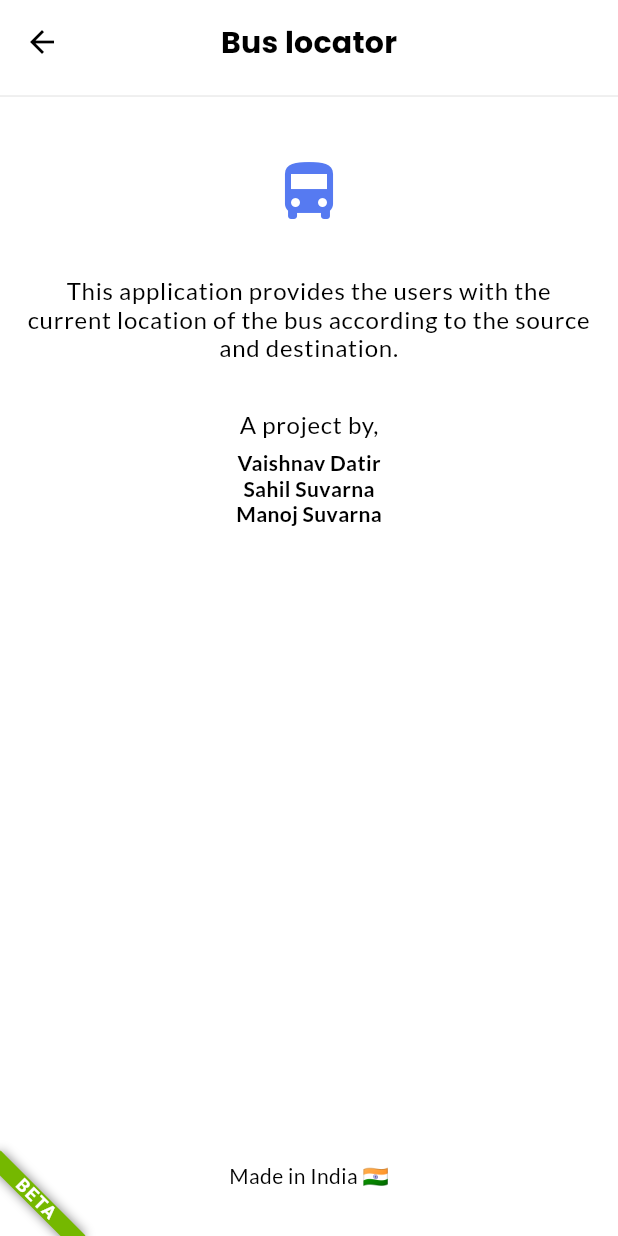
After one commit to VaishnavDatir/busTracking_app, a Flutter app: the AboutView screen opened by its route, on a phone screen of 412 x 824 dp. The commit adds this screen. Run offline on Flutter 3.47's test engine with Material 2 defaults, Android fonts, the phone set to English and light mode, and no system bars; our stand-ins replace carousel_slider, flutter_map, geolocator, google_fonts, latlong2 and 4 more; missing offline and left inert: dart:ffi, flutter_background; accounts and stored records are empty.

Commit message:
Added about screen and some minnor fixes

```diff
--- a/lib/app/app.dart
+++ b/lib/app/app.dart
@@ -1,4 +1,4 @@
-import '../views/home/homescreen.dart';
+import 'package:BusTracking_App/views/about/about_view.dart';
 import 'package:stacked/stacked_annotations.dart';
 import 'package:stacked_services/stacked_services.dart';
 
@@ -19,11 +19,13 @@ import '../core/services/location_service.dart';
 import '../core/services/sharedprefs_service.dart';
 import '../core/services/user_service.dart';
 import '../core/stream_socket.dart';
+import '../views/home/homescreen.dart';
 
 @StackedApp(routes: [
   MaterialRoute(page: HomeScreen, initial: true),
   MaterialRoute(page: SigninScreen),
   MaterialRoute(page: SignUpScreen),
+  MaterialRoute(page: AboutView),
 
 /* <--------- Passenger Screens--------------> */
 
--- a/lib/app/app.router.dart
+++ b/lib/app/app.router.dart
@@ -8,7 +8,9 @@
 
 import 'package:flutter/material.dart';
 import 'package:stacked/stacked.dart';
+import 'package:stacked/stacked_annotations.dart';
 
+import '../views/about/about_view.dart';
 import '../views/add_bus/addBus_screen.dart';
 import '../views/add_stop/add_stop_screen.dart';
 import '../views/bus_detail/bus_detail_screenn.dart';
@@ -25,6 +27,7 @@ class Routes {
   static const String homeScreen = '/';
   static const String signinScreen = '/signin-screen';
   static const String signUpScreen = '/sign-up-screen';
+  static const String aboutView = '/about-view';
   static const String passengerHomeScreen = '/passenger-home-screen';
   static const String driverHomeScreen = '/driver-home-screen';
   static const String stopSearchScreen = '/stop-search-screen';
@@ -37,6 +40,7 @@ class Routes {
     homeScreen,
     signinScreen,
     signUpScreen,
+    aboutView,
     passengerHomeScreen,
     driverHomeScreen,
     stopSearchScreen,
@@ -55,6 +59,7 @@ class StackedRouter extends RouterBase {
     RouteDef(Routes.homeScreen, page: HomeScreen),
     RouteDef(Routes.signinScreen, page: SigninScreen),
     RouteDef(Routes.signUpScreen, page: SignUpScreen),
+    RouteDef(Routes.aboutView, page: AboutView),
     RouteDef(Routes.passengerHomeScreen, page: PassengerHomeScreen),
     RouteDef(Routes.driverHomeScreen, page: DriverHomeScreen),
     RouteDef(Routes.stopSearchScreen, page: StopSearchScreen),
@@ -82,6 +87,12 @@ class StackedRouter extends RouterBase {
     SignUpScreen: (data) {
       return MaterialPageRoute<dynamic>(
         builder: (context) => SignUpScreen(),
+        settings: data,
+      );
+    },
+    AboutView: (data) {
+      return MaterialPageRoute<dynamic>(
+        builder: (context) => const AboutView(),
         settings: data,
       );
     },
--- a/lib/core/services/api/endpoints.dart
+++ b/lib/core/services/api/endpoints.dart
@@ -4,9 +4,9 @@ class Endpoints {
   // static const String herokuServerUrl = "10.0.2.2:<port on which server is running>";
   //For real device user=:<ipAddress>:<port on which server is running>
 
-  static const bool isDev = true;
+  static const bool isDev = false;
 
-  static const String localhost = "192.168.230.176:8080";
+  static const String localhost = "192.168.196.176:8080";
   static const String localhostHttp = "http://$localhost";
 
   static const String herokuServer = "bus-tracking-app.herokuapp.com";
--- a/lib/core/services/location_service.dart
+++ b/lib/core/services/location_service.dart
@@ -2,14 +2,15 @@
 
 import 'dart:async';
 
+import 'package:BusTracking_App/core/constants.dart';
+import 'package:flutter_background/flutter_background.dart';
 import 'package:geolocator/geolocator.dart';
-import 'package:flutter_background/flutter_background.dart';
 
 import '../service_import.dart';
 
 class LocationService extends ServiceImport {
   final androidConfig = FlutterBackgroundAndroidConfig(
-    notificationTitle: "Bus locator",
+    notificationTitle: Constants.appName,
     notificationText: "Sharing location in background",
     notificationImportance: AndroidNotificationImportance.Default,
     notificationIcon: AndroidResource(
--- /dev/null
+++ b/lib/views/about/about_view.dart
@@ -0,0 +1,81 @@
+import 'package:BusTracking_App/core/constants.dart';
+import 'package:BusTracking_App/theme/colors.dart';
+import 'package:BusTracking_App/theme/dimensions.dart';
+import 'package:BusTracking_App/theme/themes.dart';
+import 'package:flutter/material.dart';
+
+class AboutView extends StatelessWidget {
+  const AboutView({Key? key}) : super(key: key);
+
+  @override
+  Widget build(BuildContext context) {
+    return Scaffold(
+      appBar: AppBar(
+        title: Text(
+          Constants.appName,
+          style: appTheme.primaryTextTheme.headline6!
+              .copyWith(fontWeight: FontWeight.bold),
+        ),
+        centerTitle: true,
+      ),
+      body: Column(
+        children: [
+          Divider(),
+          SizedBox(
+            height: kXXLSpace,
+          ),
+          Icon(
+            Icons.directions_bus,
+            color: kPrimaryColor,
+            size: kLargeIconSize,
+          ),
+          SizedBox(
+            height: kXXLSpace,
+          ),
+          Padding(
+            padding: EdgeInsets.symmetric(horizontal: kLargeSpace),
+            child: Text(
+              "This application provides the users with the current location of the bus according to the source and destination.",
+              style: appTheme.textTheme.bodyText1,
+              textAlign: TextAlign.center,
+            ),
+          ),
+          SizedBox(
+            height: kXXLSpace,
+          ),
+          Text(
+            "A project by,",
+            style: appTheme.textTheme.bodyText1,
+          ),
+          SizedBox(
+            height: kMediumSpace,
+          ),
+          Text(
+            "Vaishnav Datir",
+            style: appTheme.textTheme.bodyText2!
+                .copyWith(fontWeight: FontWeight.bold),
+          ),
+          Text(
+            "Sahil Suvarna",
+            style: appTheme.textTheme.bodyText2!
+                .copyWith(fontWeight: FontWeight.bold),
+          ),
+          Text(
+            "Manoj Suvarna",
+            style: appTheme.textTheme.bodyText2!
+                .copyWith(fontWeight: FontWeight.bold),
+          ),
+          Spacer(),
+          Text(
+            "Made in India 🇮🇳",
+            style: appTheme.textTheme.bodyText2,
+            // textAlign: TextAlign.center,
+          ),
+          SizedBox(
+            height: kXXLSpace,
+          ),
+        ],
+      ),
+    );
+  }
+}
--- /dev/null
+++ b/lib/views/components/betaBanner.dart
@@ -0,0 +1,24 @@
+import 'package:flutter/material.dart';
+
+import '../../theme/colors.dart';
+
+class BetaBanner extends StatelessWidget {
+  final Widget child;
+  const BetaBanner({Key? key, required this.child}) : super(key: key);
+
+  @override
+  Widget build(BuildContext context) {
+    return Directionality(
+      textDirection: TextDirection.ltr,
+      child: Banner(
+        child: child,
+        location: BannerLocation.bottomStart,
+        message: 'BETA',
+        color: kSuccessGreen,
+        textStyle: TextStyle(
+            fontWeight: FontWeight.w700, fontSize: 12.0, letterSpacing: 1.0),
+        textDirection: TextDirection.ltr,
+      ),
+    );
+  }
+}
--- a/lib/views/driver_screens/driver_home/driverHome_viewmodel.dart
+++ b/lib/views/driver_screens/driver_home/driverHome_viewmodel.dart
@@ -175,4 +175,8 @@ class DriverHomeViewModel extends StreamViewModel with ServiceImport {
 
     controller.forward();
   }
+
+  handleAboutTap() {
+    navigationService.navigateTo(Routes.aboutView);
+  }
 }
--- a/lib/views/home/home_viewmodel.dart
+++ b/lib/views/home/home_viewmodel.dart
@@ -1,6 +1,6 @@
-import '../../app/app.router.dart';
 import 'package:stacked/stacked.dart';
 
+import '../../app/app.router.dart';
 import '../../core/constants.dart';
 import '../../core/service_import.dart';
 
@@ -22,15 +22,12 @@ class HomeViewModel extends BaseViewModel with ServiceImport {
             await sharedPrefsService.read(Constants.sharedPrefsUserType);
 
         if (isDriver) {
-          // navigationService!.popEverythingAndNavigateTo(kDriverHomeScreen);
           navigationService.clearStackAndShow(Routes.driverHomeScreen);
         } else {
-          // navigationService!.popEverythingAndNavigateTo(kPassengerHomeScreen);
           navigationService.clearStackAndShow(Routes.passengerHomeScreen);
         }
       } else {
         sharedPrefsService.clear();
-        // await navigationService!.popEverythingAndNavigateTo(kSigninScreen);
         navigationService.clearStackAndShow(Routes.signinScreen);
       }
     } else {
--- a/lib/views/passenger_screens/passenger_home/passengerHome_viewmodel.dart
+++ b/lib/views/passenger_screens/passenger_home/passengerHome_viewmodel.dart
@@ -524,4 +524,8 @@ class PassengerViewModel extends StreamViewModel with ServiceImport {
     }
     notifyListeners();
   } */
+
+  handleAboutTap() {
+    navigationService.navigateTo(Routes.aboutView);
+  }
 }
--- a/lib/views/signin/signin_screen.dart
+++ b/lib/views/signin/signin_screen.dart
@@ -18,7 +18,7 @@ class _SigninScreenState extends State<SigninScreen> {
     // final screenWidth = MediaQuery.of(context).size.width;
     final screenHeight = MediaQuery.of(context).size.height;
 
-    return ViewModelBuilder<SignInViewModel>.nonReactive(
+    return ViewModelBuilder<SignInViewModel>.reactive(
       viewModelBuilder: () => SignInViewModel(),
       onModelReady: (model) => model.initializeScreen(),
       builder: (context, model, child) {
```
Also changed, not shown: lib/main.dart (+10 -6 lines), lib/views/driver_screens/driver_home/driverHome_screen.dart (+6 -1 lines), lib/views/passenger_screens/passenger_home/passengerHome_screen.dart (+7 -2 lines), pubspec.yaml (+10 -10 lines), pubspec.lock.
